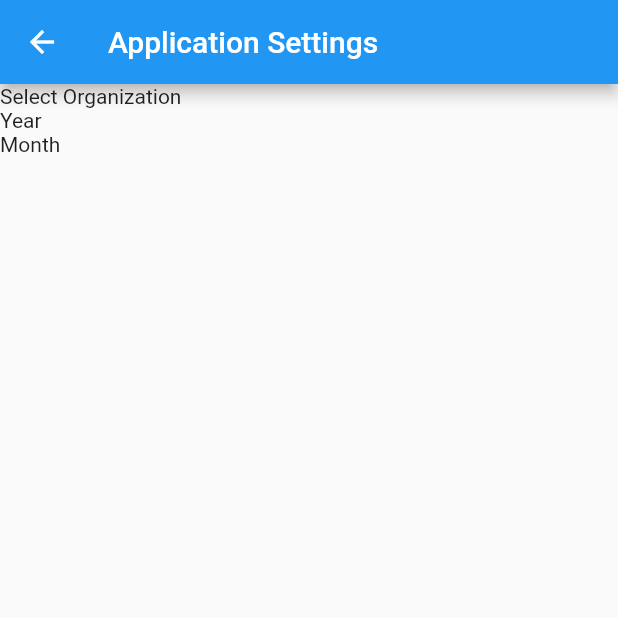
After one commit to msfasha/Mobile-Field-Reports, a Flutter app: the AppSettings screen opened directly, on a phone screen of 412 x 824 dp, the top half of it. The commit adds this screen. Run offline on Flutter 3.47's test engine with Material 2 defaults, Android fonts, the phone set to English and light mode, and no system bars; our stand-ins replace camera, cloud_firestore, firebase_auth, firebase_core, firebase_storage, flutter_spinkit and 3 more; missing offline and left inert: ext_storage; accounts and stored records are empty.

```diff
--- /dev/null
+++ b/lib/screens/home/app_settings.dart
@@ -0,0 +1,20 @@
+import 'package:flutter/material.dart';
+
+class AppSettings extends StatelessWidget {
+  @override
+  Widget build(BuildContext context) {
+    return new Scaffold(
+      appBar: new AppBar(
+        title: new Text('Application Settings'),
+      ),
+      // ignore: missing_return
+      body: ListView(
+        children: [
+          Text('Select Organization'),
+          Text('Year'),
+          Text('Month'),
+        ],
+      ),
+    );
+  }
+}
```
Also changed, not shown: lib/screens/authenticate/change_password.dart (added, +20 -0 lines), lib/screens/home/home.dart (+6 -1 lines), lib/screens/home/home_drawer.dart (+16 -4 lines), lib/screens/home/user_management.dart (added, +19 -0 lines), lib/shared/firebase_services.dart (line endings or trailing spaces), 1 other file.
